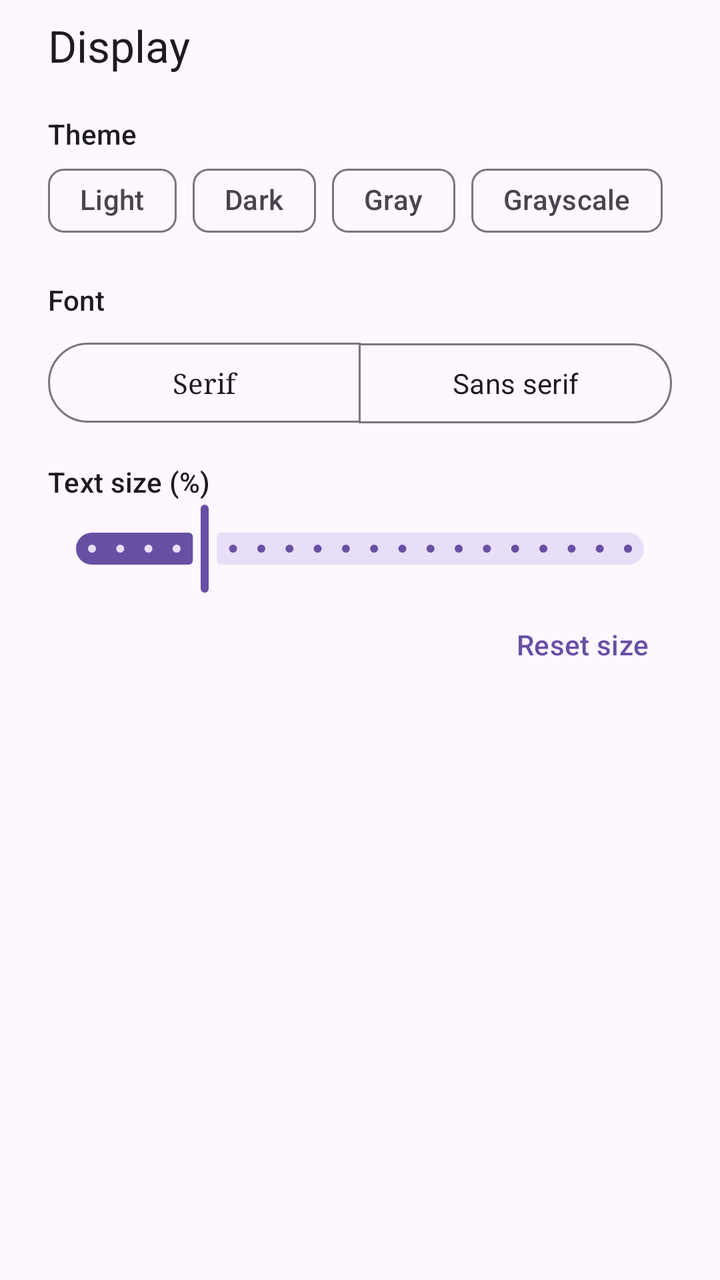
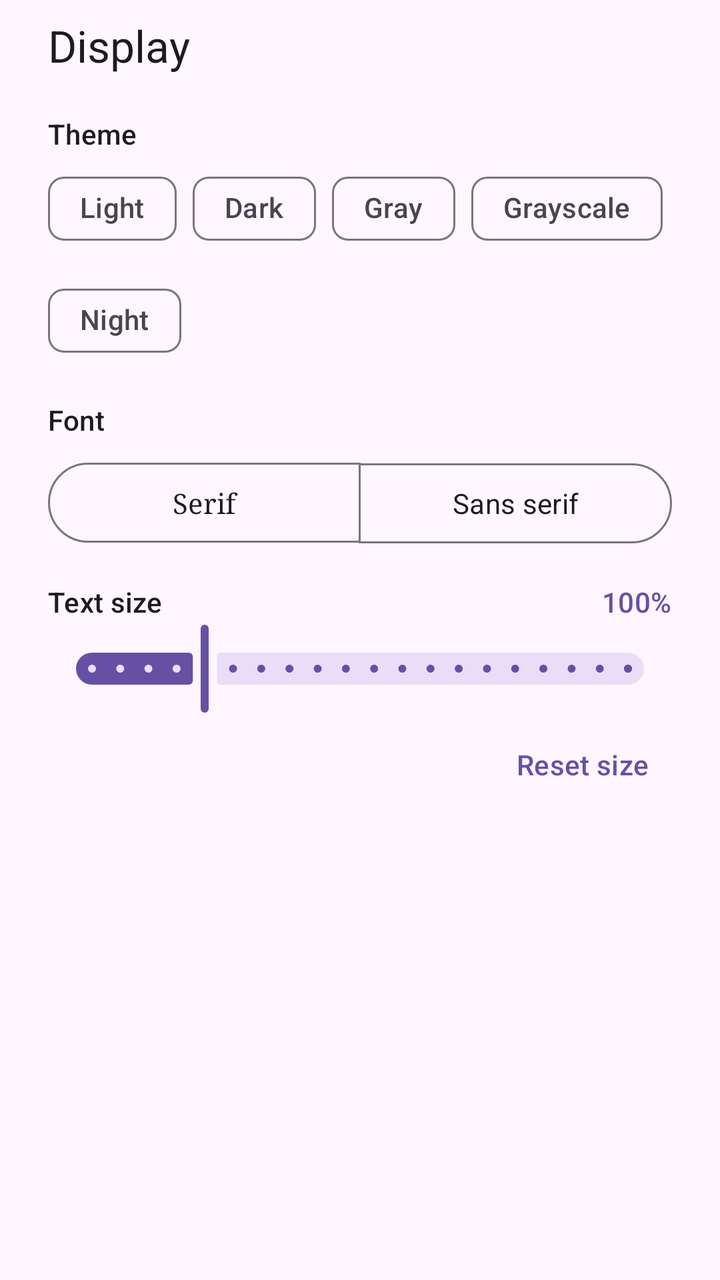

Screens rendered from an Android XML layout before and after an edit, with the pre-edit source and the edit as a unified diff.
<!-- AndroidManifest.xml: application theme Theme.App -->
<!-- res/layout/sheet_display.xml -->
<?xml version="1.0" encoding="utf-8"?>
<LinearLayout xmlns:android="http://schemas.android.com/apk/res/android" xmlns:app="http://schemas.android.com/apk/res-auto"
    android:layout_width="match_parent" android:layout_height="wrap_content" android:orientation="vertical" android:paddingHorizontal="24dp" android:paddingTop="8dp" android:paddingBottom="32dp">
    <TextView android:layout_width="wrap_content" android:layout_height="wrap_content" android:text="Display" android:textAppearance="?attr/textAppearanceTitleLarge"/>
    <TextView android:layout_width="wrap_content" android:layout_height="wrap_content" android:layout_marginTop="20dp" android:text="Theme" android:textAppearance="?attr/textAppearanceLabelLarge"/>
    <HorizontalScrollView android:layout_width="match_parent" android:layout_height="wrap_content" android:scrollbars="none">
        <com.google.android.material.chip.ChipGroup android:id="@+id/themes" android:layout_width="wrap_content" android:layout_height="wrap_content" app:singleSelection="true" app:selectionRequired="true" app:singleLine="true">
            <com.google.android.material.chip.Chip android:id="@+id/c_light" style="@style/Widget.Material3.Chip.Filter" android:layout_width="wrap_content" android:layout_height="wrap_content" android:text="Light"/> <com.google.android.material.chip.Chip android:id="@+id/c_dark" style="@style/Widget.Material3.Chip.Filter" android:layout_width="wrap_content" android:layout_height="wrap_content" android:text="Dark"/> <com.google.android.material.chip.Chip android:id="@+id/c_gray" style="@style/Widget.Material3.Chip.Filter" android:layout_width="wrap_content" android:layout_height="wrap_content" android:text="Gray"/> <com.google.android.material.chip.Chip android:id="@+id/c_grayscale" style="@style/Widget.Material3.Chip.Filter" android:layout_width="wrap_content" android:layout_height="wrap_content" android:text="Grayscale"/> <com.google.android.material.chip.Chip android:id="@+id/c_night" style="@style/Widget.Material3.Chip.Filter" android:layout_width="wrap_content" android:layout_height="wrap_content" android:text="Night light"/>
        </com.google.android.material.chip.ChipGroup>
    </HorizontalScrollView>
    <TextView android:layout_width="wrap_content" android:layout_height="wrap_content" android:layout_marginTop="16dp" android:text="Font" android:textAppearance="?attr/textAppearanceLabelLarge"/>
    <com.google.android.material.button.MaterialButtonToggleGroup android:id="@+id/fonts" android:layout_width="match_parent" android:layout_height="wrap_content" android:layout_marginTop="8dp" app:singleSelection="true" app:selectionRequired="true">
        <Button android:id="@+id/b_serif" style="?attr/materialButtonOutlinedStyle" android:layout_width="0dp" android:layout_weight="1" android:layout_height="wrap_content" android:text="Serif" android:fontFamily="serif"/>
        <Button android:id="@+id/b_sans" style="?attr/materialButtonOutlinedStyle" android:layout_width="0dp" android:layout_weight="1" android:layout_height="wrap_content" android:text="Sans serif" android:fontFamily="sans-serif"/>
    </com.google.android.material.button.MaterialButtonToggleGroup>
    <TextView android:layout_width="wrap_content" android:layout_height="wrap_content" android:layout_marginTop="16dp" android:text="Text size (%)" android:textAppearance="?attr/textAppearanceLabelLarge"/>
    <com.google.android.material.slider.Slider android:id="@+id/slider" android:layout_width="match_parent" android:layout_height="wrap_content" android:valueFrom="60" android:valueTo="250" android:stepSize="10" android:value="100"/>
    <Button android:id="@+id/reset" style="@style/Widget.Material3.Button.TextButton" android:layout_width="wrap_content" android:layout_height="wrap_content" android:layout_gravity="end" android:text="Reset size"/>
</LinearLayout>
<!-- resources referenced by this layout -->
<resources>
  <style name="Theme.App" parent="Theme.Material3.DayNight.NoActionBar" />
</resources>

<!-- the commit's change to res/layout/sheet_display.xml (unified diff, before → after) -->
@@ -3,17 +3,23 @@
     android:layout_width="match_parent" android:layout_height="wrap_content" android:orientation="vertical" android:paddingHorizontal="24dp" android:paddingTop="8dp" android:paddingBottom="32dp">
     <TextView android:layout_width="wrap_content" android:layout_height="wrap_content" android:text="Display" android:textAppearance="?attr/textAppearanceTitleLarge"/>
     <TextView android:layout_width="wrap_content" android:layout_height="wrap_content" android:layout_marginTop="20dp" android:text="Theme" android:textAppearance="?attr/textAppearanceLabelLarge"/>
-    <HorizontalScrollView android:layout_width="match_parent" android:layout_height="wrap_content" android:scrollbars="none">
-        <com.google.android.material.chip.ChipGroup android:id="@+id/themes" android:layout_width="wrap_content" android:layout_height="wrap_content" app:singleSelection="true" app:selectionRequired="true" app:singleLine="true">
-            <com.google.android.material.chip.Chip android:id="@+id/c_light" style="@style/Widget.Material3.Chip.Filter" android:layout_width="wrap_content" android:layout_height="wrap_content" android:text="Light"/> <com.google.android.material.chip.Chip android:id="@+id/c_dark" style="@style/Widget.Material3.Chip.Filter" android:layout_width="wrap_content" android:layout_height="wrap_content" android:text="Dark"/> <com.google.android.material.chip.Chip android:id="@+id/c_gray" style="@style/Widget.Material3.Chip.Filter" android:layout_width="wrap_content" android:layout_height="wrap_content" android:text="Gray"/> <com.google.android.material.chip.Chip android:id="@+id/c_grayscale" style="@style/Widget.Material3.Chip.Filter" android:layout_width="wrap_content" android:layout_height="wrap_content" android:text="Grayscale"/> <com.google.android.material.chip.Chip android:id="@+id/c_night" style="@style/Widget.Material3.Chip.Filter" android:layout_width="wrap_content" android:layout_height="wrap_content" android:text="Night light"/>
-        </com.google.android.material.chip.ChipGroup>
-    </HorizontalScrollView>
+    <com.google.android.material.chip.ChipGroup android:id="@+id/themes" android:layout_width="match_parent" android:layout_height="wrap_content"
+        android:layout_marginTop="4dp" app:singleSelection="true" app:selectionRequired="true">
+        <com.google.android.material.chip.Chip android:id="@+id/c_light" style="@style/Widget.Material3.Chip.Filter" android:layout_width="wrap_content" android:layout_height="wrap_content" android:text="Light"/>
+        <com.google.android.material.chip.Chip android:id="@+id/c_dark" style="@style/Widget.Material3.Chip.Filter" android:layout_width="wrap_content" android:layout_height="wrap_content" android:text="Dark"/>
+        <com.google.android.material.chip.Chip android:id="@+id/c_gray" style="@style/Widget.Material3.Chip.Filter" android:layout_width="wrap_content" android:layout_height="wrap_content" android:text="Gray"/>
+        <com.google.android.material.chip.Chip android:id="@+id/c_grayscale" style="@style/Widget.Material3.Chip.Filter" android:layout_width="wrap_content" android:layout_height="wrap_content" android:text="Grayscale"/>
+        <com.google.android.material.chip.Chip android:id="@+id/c_night" style="@style/Widget.Material3.Chip.Filter" android:layout_width="wrap_content" android:layout_height="wrap_content" android:text="Night"/>
+    </com.google.android.material.chip.ChipGroup>
     <TextView android:layout_width="wrap_content" android:layout_height="wrap_content" android:layout_marginTop="16dp" android:text="Font" android:textAppearance="?attr/textAppearanceLabelLarge"/>
     <com.google.android.material.button.MaterialButtonToggleGroup android:id="@+id/fonts" android:layout_width="match_parent" android:layout_height="wrap_content" android:layout_marginTop="8dp" app:singleSelection="true" app:selectionRequired="true">
         <Button android:id="@+id/b_serif" style="?attr/materialButtonOutlinedStyle" android:layout_width="0dp" android:layout_weight="1" android:layout_height="wrap_content" android:text="Serif" android:fontFamily="serif"/>
         <Button android:id="@+id/b_sans" style="?attr/materialButtonOutlinedStyle" android:layout_width="0dp" android:layout_weight="1" android:layout_height="wrap_content" android:text="Sans serif" android:fontFamily="sans-serif"/>
     </com.google.android.material.button.MaterialButtonToggleGroup>
-    <TextView android:layout_width="wrap_content" android:layout_height="wrap_content" android:layout_marginTop="16dp" android:text="Text size (%)" android:textAppearance="?attr/textAppearanceLabelLarge"/>
+    <LinearLayout android:layout_width="match_parent" android:layout_height="wrap_content" android:layout_marginTop="16dp" android:orientation="horizontal" android:gravity="center_vertical">
+        <TextView android:layout_width="0dp" android:layout_weight="1" android:layout_height="wrap_content" android:text="Text size" android:textAppearance="?attr/textAppearanceLabelLarge"/>
+        <TextView android:id="@+id/sizeValue" android:layout_width="wrap_content" android:layout_height="wrap_content" android:text="100%" android:textAppearance="?attr/textAppearanceLabelLarge" android:textColor="?attr/colorPrimary"/>
+    </LinearLayout>
     <com.google.android.material.slider.Slider android:id="@+id/slider" android:layout_width="match_parent" android:layout_height="wrap_content" android:valueFrom="60" android:valueTo="250" android:stepSize="10" android:value="100"/>
     <Button android:id="@+id/reset" style="@style/Widget.Material3.Button.TextButton" android:layout_width="wrap_content" android:layout_height="wrap_content" android:layout_gravity="end" android:text="Reset size"/>
 </LinearLayout>
